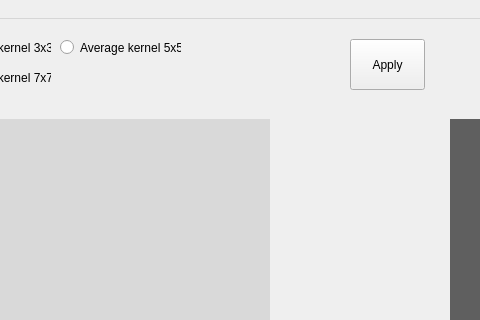
The window that UIforTesting/Test.ui (truongduchainguyen/XLA) describes before a commit, drawn with Qt 5; both pictures show x 230 to 710 and y 0 to 320 of the 1186 by 688 pixel window.
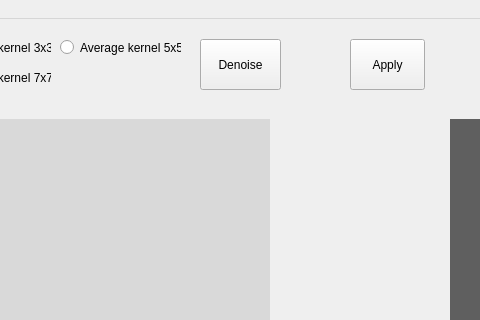
The same window after the commit.

Commit message: Problem 1 solved

```diff
--- a/UIforTesting/Test.ui
+++ b/UIforTesting/Test.ui
@@ -969,6 +969,19 @@
      <string>Average kernel 5x5</string>
     </property>
    </widget>
+   <widget class="QPushButton" name="btn_Denoise">
+    <property name="geometry">
+     <rect>
+      <x>430</x>
+      <y>20</y>
+      <width>81</width>
+      <height>51</height>
+     </rect>
+    </property>
+    <property name="text">
+     <string>Denoise</string>
+    </property>
+   </widget>
   </widget>
   <widget class="QMenuBar" name="menubar">
    <property name="geometry">
```
The commit also changes 1 other file.
